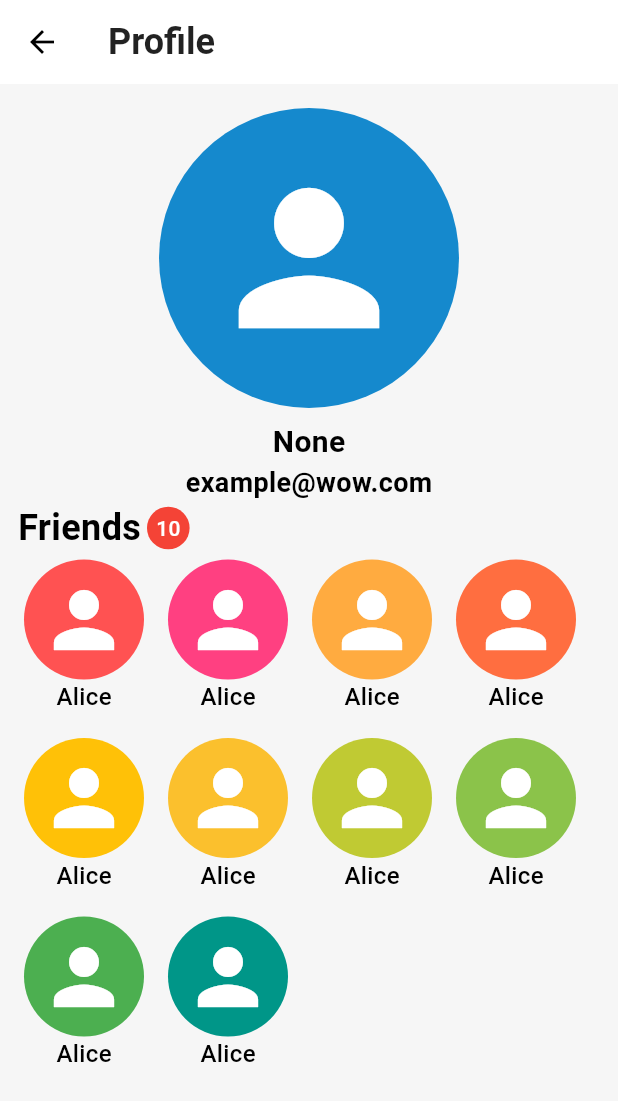
After one commit to lazroProgrammer/line, a Flutter app: the ProfilePage screen opened directly, on a phone screen of 412 x 824 dp. The commit adds this screen. Shown: the top 1101 px of the screen. Run offline on Flutter 3.47's test engine with Material 3 defaults, Android fonts, the phone set to English and light mode, and no system bars; our stand-ins replace cloud_firestore, connectivity_plus, email_validator, firebase_auth, firebase_core, fluttertoast and 4 more; accounts and stored records are empty; generated files the repository leaves out were written again; network calls fail.

Commit message:
added and improved UI + logic, UI prototype nearly  complete, add friends and request pages remaining , and the controllers

```diff
--- a/lib/core/apis/app/settings.dart
+++ b/lib/core/apis/app/settings.dart
@@ -1,22 +1,23 @@
+import 'package:line/core/database/firestore/data/app_user.dart';
 import 'package:shared_preferences/shared_preferences.dart';
 
 class SettingsData {
   static late SharedPreferences _preferences;
   static const isLoggedKey = 'login';
-
   static const darkmodeKey = 'darkmode';
-
   static const allowNotificationKey = 'allowNotification';
   static const dailyReminderKey = 'dailyReminder';
   static const msgNotificationKey = 'msgNotification';
-
   static const currencyKey = 'preferedCurrency';
   static const regionalTimeKey = 'regionalTime';
   static const dateFormatKey = 'dateFormatKey';
+  static const nameKey = 'nameKey';
+  static const emailKey = 'emailKey';
+  static const userIDKey = 'userID';
 
   static final SettingsData _instance = SettingsData._internal();
+
   late bool darkmode;
-
   late bool allowNotifications;
   late bool dailyReminder;
   late bool msgNotificationReminder;
@@ -24,13 +25,13 @@ class SettingsData {
   late String prefferedCurrency;
   late String regionalTime;
   late String dateFormat;
-  final String localId = "setting";
 
-  factory SettingsData() {
-    return _instance;
-  }
+  late String name;
+  late String email;
+  late String userID;
 
-  // TODO: change currency init
+  factory SettingsData() => _instance;
+
   SettingsData._internal() {
     darkmode = getdark() ?? false;
     allowNotifications = getNotification() ?? false;
@@ -39,6 +40,9 @@ class SettingsData {
     msgNotificationReminder = getmsgNotificationReminder() ?? false;
     regionalTime = getRegionalTimeFormat() ?? "dd/MM/yy";
     dateFormat = getDateFormat() ?? "HH:mm";
+    name = getName() ?? "None";
+    email = getEmail() ?? "example@wow.com";
+    userID = getUserID() ?? "";
   }
 
   static Future init() async =>
@@ -50,49 +54,57 @@ class SettingsData {
 
   static bool? getLogin() => _preferences.getBool(isLoggedKey);
 
-  static Future setdark(bool b) async {
+  static Future setdark(bool b) async =>
       await _preferences.setBool(darkmodeKey, b);
-  }
 
   static bool? getdark() => _preferences.getBool(darkmodeKey);
 
-  static Future setCurrency(String b) async {
+  static Future setCurrency(String b) async =>
       await _preferences.setString(currencyKey, b);
-  }
 
   static String? getCurrency() => _preferences.getString(currencyKey);
 
-  static Future setNotification(bool b) async {
+  static Future setNotification(bool b) async =>
       await _preferences.setBool(allowNotificationKey, b);
-  }
 
   static bool? getNotification() => _preferences.getBool(allowNotificationKey);
 
-  static Future setDailyReminder(bool b) async {
+  static Future setDailyReminder(bool b) async =>
       await _preferences.setBool(dailyReminderKey, b);
-  }
 
   static bool? getDailyReminder() => _preferences.getBool(dailyReminderKey);
 
-  static Future setmsgNotificationReminder(bool b) async {
+  static Future setmsgNotificationReminder(bool b) async =>
       await _preferences.setBool(msgNotificationKey, b);
-  }
 
   static bool? getmsgNotificationReminder() =>
       _preferences.getBool(msgNotificationKey);
 
-  static Future setRegionalTimeFormat(String b) async {
+  static Future setRegionalTimeFormat(String b) async =>
       await _preferences.setString(regionalTimeKey, b);
-  }
 
   static String? getRegionalTimeFormat() =>
       _preferences.getString(regionalTimeKey);
 
-  static Future setDateFormat(String b) async {
+  static Future setDateFormat(String b) async =>
       await _preferences.setString(dateFormatKey, b);
-  }
 
   static String? getDateFormat() => _preferences.getString(dateFormatKey);
+
+  static Future setName(String b) async =>
+      await _preferences.setString(nameKey, b);
+
+  static String? getName() => _preferences.getString(nameKey);
+
+  static Future setEmail(String b) async =>
+      await _preferences.setString(emailKey, b);
+
+  static String? getEmail() => _preferences.getString(emailKey);
+
+  static Future setUserID(String b) async =>
+      await _preferences.setString(userIDKey, b);
+
+  static String? getUserID() => _preferences.getString(userIDKey);
 
   void update({
     bool? darkTheme,
@@ -102,34 +114,50 @@ class SettingsData {
     String? currencyP,
     String? regionalTimeP,
     String? dateFormatP,
+    String? nameP,
+    String? emailP,
+    String? userIDP,
   }) {
-    if (darkTheme != null) {
-      setdark(darkTheme);
-      darkmode = darkTheme;
-    }
-    if (notifications != null) {
-      setNotification(notifications);
-      allowNotifications = notifications;
-    }
-    if (dailyReminderP != null) {
-      setDailyReminder(dailyReminderP);
-      dailyReminder = dailyReminderP;
-    }
-    if (msgNotificationReminderP != null) {
-      setmsgNotificationReminder(msgNotificationReminderP);
-      msgNotificationReminder = msgNotificationReminderP;
-    }
-    if (currencyP != null) {
-      setCurrency(currencyP);
-      prefferedCurrency = currencyP;
-    }
-    if (regionalTimeP != null) {
-      setRegionalTimeFormat(regionalTimeP);
-      regionalTime = regionalTimeP;
-    }
-    if (dateFormatP != null) {
-      setDateFormat(dateFormatP);
-      dateFormat = dateFormatP;
+    void updateField<T>(
+      T? value,
+      void Function(T) setter,
+      void Function(T) assign,
+    ) {
+      if (value != null) {
+        setter(value);
+        assign(value);
       }
     }
+
+    updateField<bool>(darkTheme, setdark, (v) => darkmode = v);
+    updateField<bool>(
+      notifications,
+      setNotification,
+      (v) => allowNotifications = v,
+    );
+    updateField<bool>(
+      dailyReminderP,
+      setDailyReminder,
+      (v) => dailyReminder = v,
+    );
+    updateField<bool>(
+      msgNotificationReminderP,
+      setmsgNotificationReminder,
+      (v) => msgNotificationReminder = v,
+    );
+    updateField<String>(currencyP, setCurrency, (v) => prefferedCurrency = v);
+    updateField<String>(
+      regionalTimeP,
+      setRegionalTimeFormat,
+      (v) => regionalTime = v,
+    );
+    updateField<String>(dateFormatP, setDateFormat, (v) => dateFormat = v);
+    updateField<String>(nameP, setName, (v) => name = v);
+    updateField<String>(emailP, setEmail, (v) => email = v);
+    updateField<String>(userIDP, setUserID, (v) => userID = v);
   }
+
+  AppUser getUser() {
+    return AppUser(id: userID, email: email, name: name);
+  }
+}
--- a/lib/core/apis/firebase/auth.dart
+++ b/lib/core/apis/firebase/auth.dart
@@ -9,7 +9,9 @@ Future<UserCredential> signInWithEmail(String email, String password) async {
       password: password.trim(),
     );
   } on FirebaseAuthException catch (e) {
+    //TODO: needs real handling of exceptions here
     log.e('Code: ${e.code}');
+    log.e('${e.runtimeType}');
     log.e('Message: ${e.message}');
     rethrow;
   }
--- /dev/null
+++ b/lib/core/controllers/data/user_data_controller.dart
@@ -0,0 +1,8 @@
+import 'package:get/get.dart';
+import 'package:line/core/apis/app/settings.dart';
+import 'package:line/core/database/firestore/data/app_user.dart';
+
+class UserDataController extends GetxController {
+  Rx<AppUser> user;
+  UserDataController() : user = SettingsData().getUser().obs;
+}
--- a/lib/core/database/firestore/daos/friend_dao.dart
+++ b/lib/core/database/firestore/daos/friend_dao.dart
@@ -3,6 +3,7 @@ import 'package:line/core/database/firestore/data/friend.dart';
 import 'package:line/core/database/firestore/firestore_crud.dart';
 
 //TODO: all Daos functions needs testing
+//TODO: if you add state to the DAO classes for any reason (which you shouldn't), you should make them singleton
 class FriendDao extends FirestoreCRUD<Friend> {
   FriendDao({required super.firestore})
     : super(
--- /dev/null
+++ b/lib/pages/main/me/profile_page.dart
@@ -0,0 +1,42 @@
+import 'package:flutter/material.dart';
+import 'package:get/get.dart';
+import 'package:line/core/controllers/data/user_data_controller.dart';
+import 'package:line/widgets/data/friends_widget.dart';
+import 'package:line/widgets/profile_picture.dart';
+
+class ProfilePage extends StatelessWidget {
+  const ProfilePage({super.key});
+
+  @override
+  Widget build(BuildContext context) {
+    UserDataController userController = Get.find(tag: "user");
+    return Scaffold(
+      appBar: AppBar(title: Text("Profile")),
+      body: Obx(() {
+        final user = userController.user.value;
+        return Padding(
+          padding: const EdgeInsets.symmetric(horizontal: 12.0, vertical: 8),
+          child: ListView(
+            children: [
+              Column(
+                crossAxisAlignment: CrossAxisAlignment.center,
+                children: [
+                  ProfilePicture(),
+                  Text(
+                    user.name,
+                    style: TextStyle(fontWeight: FontWeight.w600, fontSize: 20),
+                  ),
+                  Text(
+                    user.email,
+                    style: TextStyle(fontWeight: FontWeight.w600, fontSize: 18),
+                  ),
+                  FriendsWidget(),
+                ],
+              ),
+            ],
+          ),
+        );
+      }),
+    );
+  }
+}
--- /dev/null
+++ b/lib/widgets/data/Friend_widget.dart
@@ -0,0 +1,33 @@
+import 'package:flutter/material.dart';
+
+class FriendWidget extends StatelessWidget {
+  const FriendWidget({
+    super.key,
+    required this.color,
+    required this.name,
+    required this.email,
+  });
+
+  final Color color;
+  final String name;
+  final String email;
+  @override
+  Widget build(BuildContext context) {
+    return Padding(
+      padding: EdgeInsets.all(4.0),
+      child: Column(
+        children: [
+          CircleAvatar(
+            backgroundColor: color,
+            radius: 40,
+            child: Icon(Icons.person, size: 60),
+          ),
+          Text(
+            name,
+            style: TextStyle(fontWeight: FontWeight.w500, fontSize: 16),
+          ),
+        ],
+      ),
+    );
+  }
+}
--- a/lib/widgets/data/friends_widget.dart
+++ b/lib/widgets/data/friends_widget.dart
@@ -1,50 +1,71 @@
 import 'package:flutter/material.dart';
-import 'package:get/get.dart';
-import 'package:line/core/controllers/settings/darkmode_controller.dart';
-import 'package:line/core/controllers/settings/time_format_controller.dart';
+import 'package:line/widgets/data/Friend_widget.dart';
 
 class FriendsWidget extends StatelessWidget {
-  const FriendsWidget({
-    super.key,
-    required this.index,
-    required this.widgetKey,
-  });
-  final int index;
-  final GlobalKey widgetKey;
+  const FriendsWidget({super.key});
+  final count = 10;
   @override
   Widget build(BuildContext context) {
-    final DarkmodeController darkmode = Get.find(tag: "dark");
-    final TimeFormatController timeFormatController = Get.put(
-      TimeFormatController(),
-    );
-    return Material(
-      child: InkWell(
-        onTap: () {
-          // showTransactionPopupMenu(
-          //   context,
-          //   widgetKey,
-          //   edit: () {
-          //     // final PageControllerX pageController = Get.find(
-          //     //   tag: "pageController",
-          //     // );
-          //     // showBottomSlide(context, pageController, tr);
-          //   },
-          //   delete: () {
-          //   //   final TransactionsController trController = Get.find(
-          //   //     tag: "transactions",
-          //   //   );
-          //   //   trController.deleteTransactionByID(tr.transactionID);
-          //   },
-          // );
-        },
-        child: Container(
-          key: widgetKey,
-          padding: const EdgeInsets.all(8),
-          width: MediaQuery.of(context).size.width - 40,
-          height: 80,
-          child: Container(),
+    return Column(
+      crossAxisAlignment: CrossAxisAlignment.start,
+      children: [
+        Row(
+          children: [
+            Text(
+              "Friends",
+              style: TextStyle(fontSize: 24, fontWeight: FontWeight.bold),
+            ),
+            Container(
+              margin: const EdgeInsets.only(left: 4),
+              padding: const EdgeInsets.all(6),
+              decoration: const BoxDecoration(
+                color: Colors.red,
+                shape: BoxShape.circle,
+              ),
+              child: Text(
+                count.toString(),
+                style: const TextStyle(
+                  color: Colors.white,
+                  fontSize: 14,
+                  fontWeight: FontWeight.w500,
+                ),
+              ),
+            ),
+          ],
         ),
-      ),
+        Wrap(
+          spacing: 8.0,
+          runSpacing: 8.0,
+          children: List.generate(
+            10,
+            (index) => FriendWidget(
+              color: _avatarColors[index],
+              name: "Alice",
+              email: "",
+            ),
+          ),
+        ),
+      ],
     );
   }
 }
+
+final List<Color> _avatarColors = [
+  Colors.redAccent,
+  Colors.pinkAccent,
+  Colors.orangeAccent,
+  Colors.deepOrangeAccent,
+  Colors.amber,
+  Colors.yellow.shade700,
+  Colors.lime.shade600,
+  Colors.lightGreen,
+  Colors.green,
+  Colors.teal,
+  Colors.cyan,
+  Colors.lightBlue,
+  Colors.blueAccent,
+  Colors.indigoAccent,
+  Colors.purpleAccent,
+  Colors.deepPurpleAccent,
+  Colors.grey.shade600,
+];
--- /dev/null
+++ b/lib/widgets/profile_picture.dart
@@ -0,0 +1,13 @@
+import 'package:flutter/material.dart';
+
+class ProfilePicture extends StatelessWidget {
+  const ProfilePicture({super.key});
+
+  @override
+  Widget build(BuildContext context) {
+    return const Padding(
+      padding: EdgeInsets.all(8.0),
+      child: CircleAvatar(radius: 100, child: Icon(Icons.person, size: 140)),
+    );
+  }
+}
```
Also changed, not shown: lib/core/controllers/UI/user_search_controller.dart (added, +45 -0 lines), lib/core/database/firestore/daos/user_dao.dart (+27 -2 lines), lib/pages/login/login_page.dart (+2 -7 lines), lib/pages/login/signup.dart (+2 -7 lines), lib/pages/main/friends_request_page.dart (added, +10 -0 lines), lib/pages/main/main_page.dart (+7 -1 lines), lib/pages/main/me_page.dart (+23 -8 lines), lib/widgets/data/friends_chat_widget.dart (added, +50 -0 lines), lib/widgets/search_widget.dart (added, +61 -0 lines), lib/core/controllers/data/friend_requests_controller.dart (added), lib/core/controllers/data/friends_controller.dart (added). Lines whose indentation alone changed are shown as unchanged.
